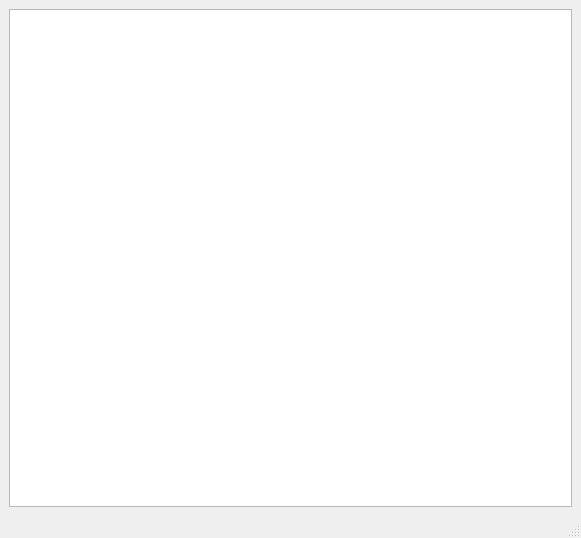
The window that mainwindow.ui (surlykke/partooth) describes before a commit, drawn with Qt 5.
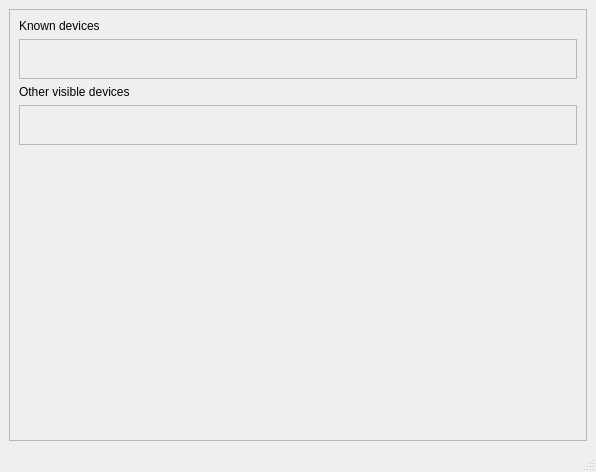
The same window after the commit.

Patch:
```diff
--- a/mainwindow.ui
+++ b/mainwindow.ui
@@ -6,8 +6,8 @@
    <rect>
     <x>0</x>
     <y>0</y>
-    <width>581</width>
-    <height>538</height>
+    <width>596</width>
+    <height>472</height>
    </rect>
   </property>
   <property name="windowTitle">
@@ -16,7 +16,84 @@
   <widget class="QWidget" name="centralwidget">
    <layout class="QVBoxLayout" name="verticalLayout">
     <item>
-     <widget class="QListView" name="deviceList"/>
+     <widget class="QScrollArea" name="scrollArea">
+      <property name="widgetResizable">
+       <bool>true</bool>
+      </property>
+      <widget class="QWidget" name="scrollAreaWidgetContents">
+       <property name="geometry">
+        <rect>
+         <x>0</x>
+         <y>0</y>
+         <width>564</width>
+         <height>370</height>
+        </rect>
+       </property>
+       <layout class="QVBoxLayout" name="verticalLayout_2">
+        <item>
+         <widget class="QLabel" name="knownDevicesLabel">
+          <property name="text">
+           <string>Known devices</string>
+          </property>
+         </widget>
+        </item>
+        <item>
+         <widget class="QFrame" name="knownDevicesFrame">
+          <property name="minimumSize">
+           <size>
+            <width>0</width>
+            <height>40</height>
+           </size>
+          </property>
+          <property name="frameShape">
+           <enum>QFrame::StyledPanel</enum>
+          </property>
+          <property name="frameShadow">
+           <enum>QFrame::Raised</enum>
+          </property>
+          <layout class="QVBoxLayout" name="verticalLayout_3"/>
+         </widget>
+        </item>
+        <item>
+         <widget class="QLabel" name="otherDevicesLabel">
+          <property name="text">
+           <string>Other visible devices</string>
+          </property>
+         </widget>
+        </item>
+        <item>
+         <widget class="QFrame" name="otherDevicesFrame">
+          <property name="minimumSize">
+           <size>
+            <width>0</width>
+            <height>40</height>
+           </size>
+          </property>
+          <property name="frameShape">
+           <enum>QFrame::StyledPanel</enum>
+          </property>
+          <property name="frameShadow">
+           <enum>QFrame::Raised</enum>
+          </property>
+          <layout class="QVBoxLayout" name="verticalLayout_4"/>
+         </widget>
+        </item>
+        <item>
+         <spacer name="verticalSpacer">
+          <property name="orientation">
+           <enum>Qt::Vertical</enum>
+          </property>
+          <property name="sizeHint" stdset="0">
+           <size>
+            <width>20</width>
+            <height>40</height>
+           </size>
+          </property>
+         </spacer>
+        </item>
+       </layout>
+      </widget>
+     </widget>
     </item>
    </layout>
   </widget>
```
Left out of the diff: 2 changed lines with no effect on the pictures.
